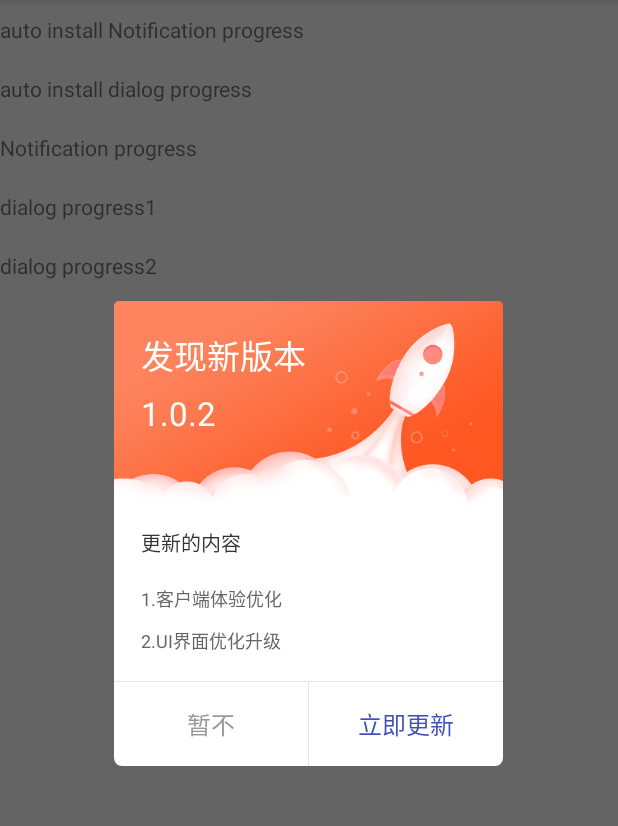
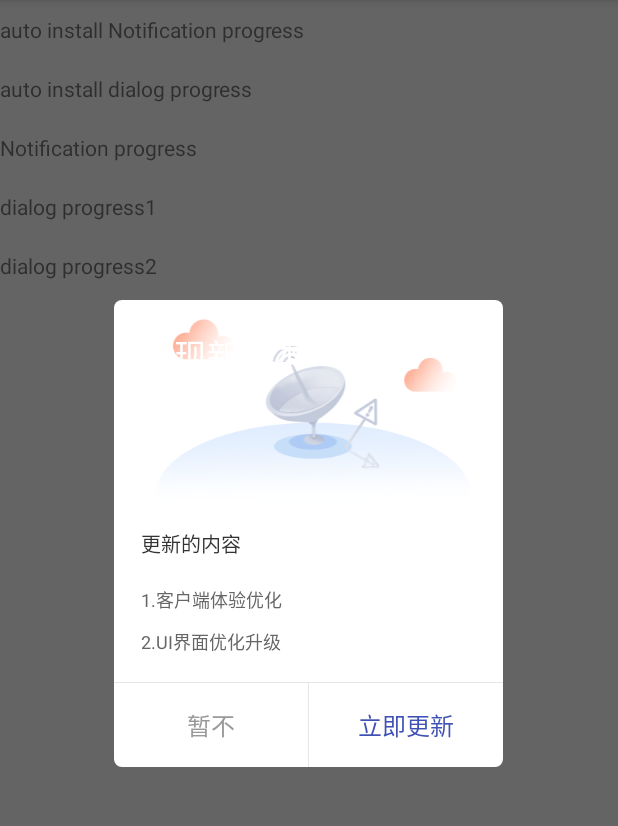
Before and after one commit to DL-ZhangTeng/UpdateVersion, an Android app: the screen it shows after launch (MainActivity), after a tap on "dialog progress1", on a phone screen of 412 x 824 dp, the part 84-910 px from its top. Run offline under Robolectric (Android 15) with nearby library versions, the phone set to English and light mode, and no system bars.

Commit message:
增加主题自定义

```diff
--- a/app/src/main/java/com/zhangteng/updateversion/MainActivity.java
+++ b/app/src/main/java/com/zhangteng/updateversion/MainActivity.java
@@ -105,6 +105,8 @@ public class MainActivity extends AppCompatActivity {
                 .isUpdateDownloadWithBrowser(false)
                 .setProvider(BuildConfig.APPLICATION_ID + ".FileProvider")
                 .setThemeColor(R.color.colorPrimary)
+                .setNoNetImage(R.mipmap.upload_version_gengxin)
+                .setUploadImage(R.mipmap.upload_version_nonet)
                 .build()
                 //执行更新任务
                 .updateVersion(new CommonHttpClient(this, this.getSupportFragmentManager()));
--- a/updateversionlibrary/src/main/java/com/zhangteng/updateversionlibrary/UpdateVersion.java
+++ b/updateversionlibrary/src/main/java/com/zhangteng/updateversionlibrary/UpdateVersion.java
@@ -1,6 +1,7 @@
 package com.zhangteng.updateversionlibrary;
 
 import android.support.annotation.ColorRes;
+import android.support.annotation.DrawableRes;
 import android.util.Log;
 
 import com.zhangteng.updateversionlibrary.callback.VersionInfoCallback;
@@ -21,6 +22,10 @@ public class UpdateVersion extends VersionInfoCallback {
     private static String provider = BuildConfig.APPLICATION_ID + ".FileProvider";
     @ColorRes
     private static int themeColor = R.color.base_theme_color;
+    @DrawableRes
+    private static int uploadImage = R.mipmap.upload_version_gengxin;
+    @DrawableRes
+    private static int noNetImage = R.mipmap.upload_version_nonet;
     private Builder builder;
 
     public UpdateVersion(Builder builder) {
@@ -44,6 +49,8 @@ public class UpdateVersion extends VersionInfoCallback {
         isNotificationShow = builder.isNotificationShow;
         provider = builder.provider;
         themeColor = builder.themeColor;
+        uploadImage = builder.uploadImage;
+        noNetImage = builder.noNetImage;
     }
 
     public static boolean isAutoInstall() {
@@ -98,6 +105,14 @@ public class UpdateVersion extends VersionInfoCallback {
         return themeColor;
     }
 
+    public static int getUploadImage() {
+        return uploadImage;
+    }
+
+    public static int getNoNetImage() {
+        return noNetImage;
+    }
+
     public void updateVersion(HttpClient httpClient) {
         if (httpClient == null) {
             Log.e("UpdateVersion", "没有初始化网络请求客户端");
@@ -119,6 +134,10 @@ public class UpdateVersion extends VersionInfoCallback {
         private String provider = BuildConfig.APPLICATION_ID + ".FileProvider";
         @ColorRes
         private int themeColor = R.color.base_theme_color;
+        @DrawableRes
+        private int uploadImage = R.mipmap.upload_version_gengxin;
+        @DrawableRes
+        private int noNetImage = R.mipmap.upload_version_nonet;
 
         public Builder isAutoInstall(boolean autoInstall) {
             isAutoInstall = autoInstall;
@@ -170,6 +189,16 @@ public class UpdateVersion extends VersionInfoCallback {
             return this;
         }
 
+        public Builder setUploadImage(int uploadImage) {
+            this.uploadImage = uploadImage;
+            return this;
+        }
+
+        public Builder setNoNetImage(int noNetImage) {
+            this.noNetImage = noNetImage;
+            return this;
+        }
+
         public UpdateVersion build() {
             if (updateVersion == null) {
                 updateVersion = new UpdateVersion(this);
--- a/updateversionlibrary/src/main/java/com/zhangteng/updateversionlibrary/dialog/UpdateDialogFragment.java
+++ b/updateversionlibrary/src/main/java/com/zhangteng/updateversionlibrary/dialog/UpdateDialogFragment.java
@@ -44,7 +44,13 @@ public class UpdateDialogFragment extends DialogFragment implements OnClickListe
     public void onViewCreated(View view, Bundle savedInstanceState) {
         super.onViewCreated(view, savedInstanceState);
         mUpdateImageView = view.findViewById(R.id.dialog_iv1);
+        if (UpdateVersion.getUploadImage() != R.mipmap.upload_version_gengxin) {
+            mUpdateImageView.setImageResource(UpdateVersion.getUploadImage());
+        }
         mNoNetImageView = view.findViewById(R.id.dialog_iv2);
+        if (UpdateVersion.getNoNetImage() != R.mipmap.upload_version_nonet) {
+            mNoNetImageView.setImageResource(UpdateVersion.getNoNetImage());
+        }
         mCancel = view.findViewById(R.id.dialog_cancel);
         mCancel.setOnClickListener(this);
         mOk = view.findViewById(R.id.dialog_ok);
--- a/updateversionlibrary/src/main/res/layout/fragment_common_dialog_common.xml
+++ b/updateversionlibrary/src/main/res/layout/fragment_common_dialog_common.xml
@@ -14,7 +14,7 @@
             android:layout_width="259dp"
             android:layout_height="wrap_content"
             android:scaleType="fitXY"
-            android:src="@mipmap/gengxin"
+            android:src="@mipmap/upload_version_gengxin"
             android:visibility="visible" />
 
         <ImageView
@@ -22,7 +22,7 @@
             android:layout_width="259dp"
             android:layout_height="wrap_content"
             android:scaleType="fitXY"
-            android:src="@mipmap/dialog_photo"
+            android:src="@mipmap/upload_version_nonet"
             android:visibility="gone" />
 
         <TextView
--- a/updateversionlibrary/src/main/res/values/styles.xml
+++ /dev/null
@@ -1,11 +0,0 @@
-<resources>
-
-    <!-- Base application theme. -->
-    <style name="AppTheme" parent="Theme.AppCompat.Light.DarkActionBar">
-        <!-- Customize your theme here. -->
-        <item name="colorPrimary">@color/colorPrimary</item>
-        <item name="colorPrimaryDark">@color/colorPrimaryDark</item>
-        <item name="colorAccent">@color/colorAccent</item>
-    </style>
-
-</resources>
```
Also changed, not shown: updateversionlibrary/src/main/res/mipmap-xhdpi/upload_version_gengxin.png (renamed from updateversionlibrary/src/main/res/mipmap-xhdpi/gengxin.png), updateversionlibrary/src/main/res/mipmap-xhdpi/upload_version_nonet.png (renamed from updateversionlibrary/src/main/res/mipmap-xhdpi/dialog_photo.png), updateversionlibrary/src/main/res/mipmap-xxhdpi/upload_version_gengxin.png (renamed from updateversionlibrary/src/main/res/mipmap-xxhdpi/gengxin.png), updateversionlibrary/src/main/res/mipmap-xxhdpi/upload_version_nonet.png (renamed from updateversionlibrary/src/main/res/mipmap-xxhdpi/dialog_photo.png).
